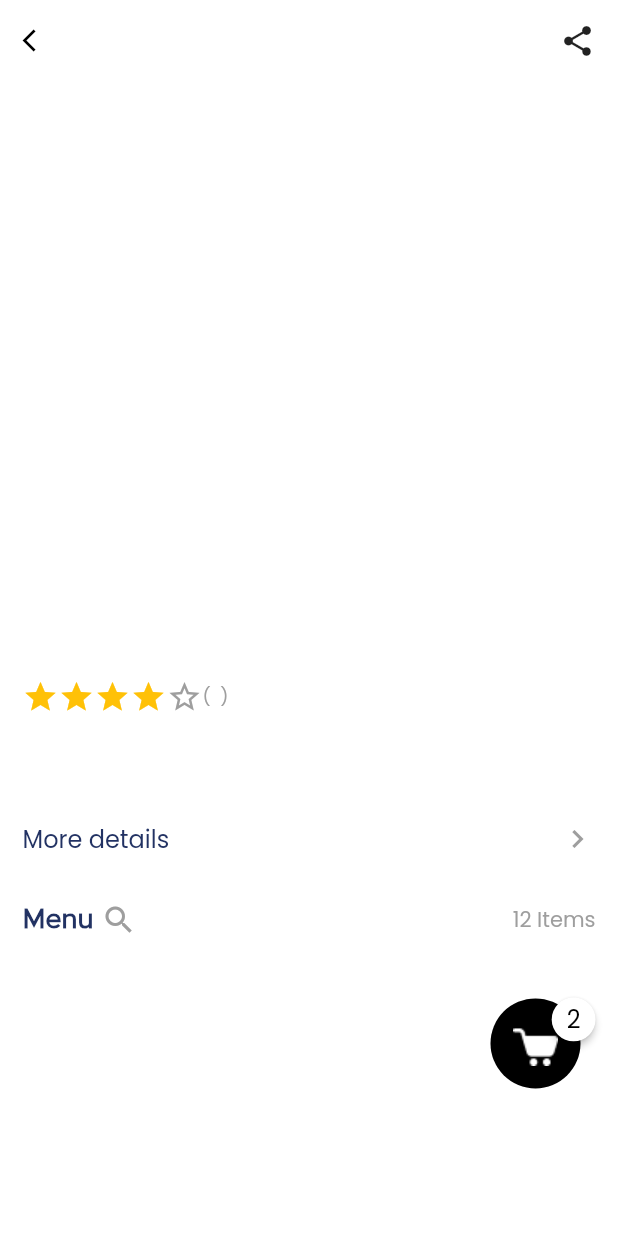
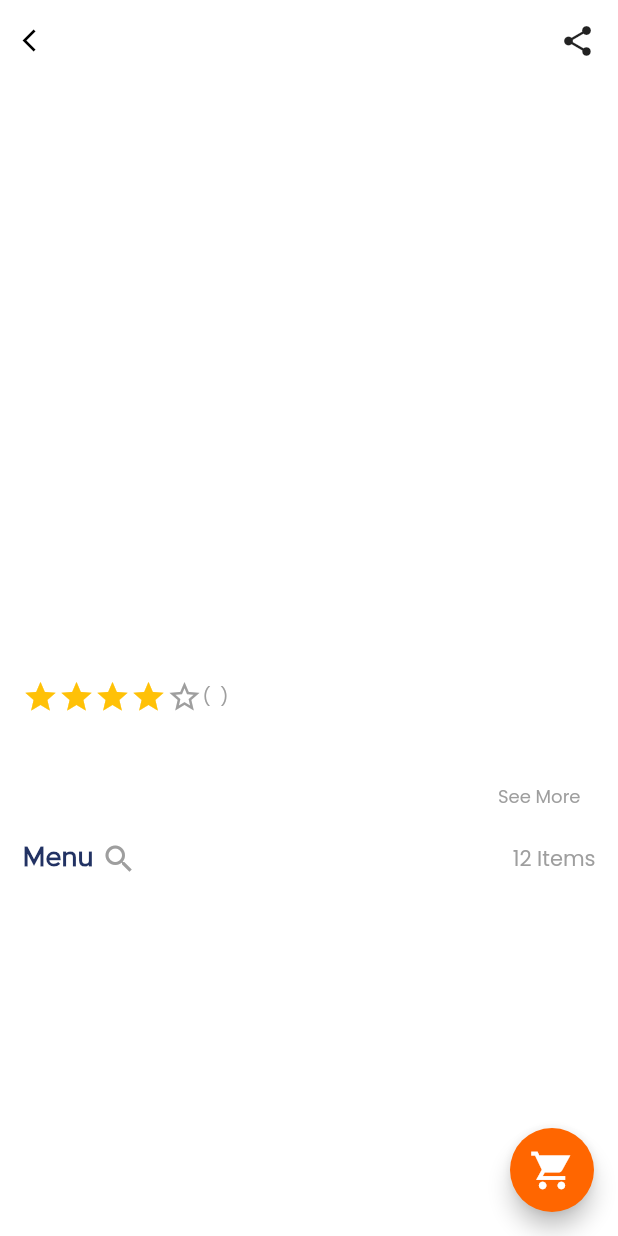
Before and after one commit to Sagar-KC-3082/snappy_store, a Flutter app: the StoreDetailWidget screen opened directly with empty values, on a phone screen of 412 x 824 dp. Run offline on Flutter 3.47's test engine with Material 2 defaults, Android fonts, the light colour scheme and no system bars; our stand-ins replace flutter_svg, flutter_swiper, get, persistent_bottom_nav_bar.

Commit message:
client sep 03 feedback implemented

```diff
--- a/lib/views/home/home_screen_view.dart
+++ b/lib/views/home/home_screen_view.dart
@@ -3,7 +3,6 @@ import 'package:client_app1/configs/styles/app_colors.dart';
 import 'package:client_app1/configs/styles/custom_text_style.dart';
 import 'package:client_app1/views/home/snappy_classified/snappy_classified_bottom_nav_bar.dart';
 import 'package:client_app1/views/home/snappy_food/snappy_food_bottom_nav_bar.dart';
-import 'package:client_app1/views/home/snappy_parcel_and_courier/bottom_nav_screen.dart';
 import 'package:client_app1/views/home/snappy_parcel_and_courier/snappy_parcel_bottom_nav_bar.dart';
 import 'package:client_app1/views/home/snappy_services/snappy_services_bottom_nav_var.dart';
 import 'package:client_app1/views/home/snappy_store/snappy_store_bottom_nav_bar.dart';
@@ -90,7 +89,7 @@ class HomeScreen extends StatelessWidget {
                           onTap: (){
                             Navigator.of(context).push(MaterialPageRoute(builder: (context) => SnappyParcelBottomNavScreen()));
                             },
-                          child: iconWithText("Parcel \& Courier", "assets/images/parcel100.jpg"),
+                          child: iconWithText("Snappy Delivery", "assets/images/parcel100.jpg"),
                         )),
                         SizedBox(width: 15,),
                         Expanded(child: Text(""))
--- a/lib/views/home/snappy_parcel_and_courier/place_order_view.dart
+++ b/lib/views/home/snappy_parcel_and_courier/place_order_view.dart
@@ -20,7 +20,7 @@ class ParcelAndCourierPlaceOrderScreen extends StatelessWidget {
   @override
   Widget build(BuildContext context) {
     return Scaffold(
-      drawer: CustomDrawer(),
+      endDrawer: CustomDrawer(),
       key: _globalKey2,
       backgroundColor: AppColors.backgroundColor,
       body: SafeArea(
--- a/lib/widgets/custom_appbar.dart
+++ b/lib/widgets/custom_appbar.dart
@@ -1,7 +1,9 @@
 import 'package:client_app1/configs/styles/app_colors.dart';
 import 'package:client_app1/configs/styles/custom_text_style.dart';
+import 'package:client_app1/views/home/home_screen_view.dart';
 import 'package:client_app1/views/search/search_screen.dart';
 import 'package:client_app1/widgets/custom_inkwell.dart';
+import 'package:flutter/cupertino.dart';
 import 'package:flutter/material.dart';
 import 'package:get/get.dart';
 
@@ -17,7 +19,13 @@ class CustomAppBarRow extends StatelessWidget {
       padding: const EdgeInsets.only(top: 5),
       child: Row(
         children: [
-          searchBar == null ? Icon(Icons.menu,color: Colors.black,) :
+          searchBar == null ?
+          CustomInkWell(
+              onTap: (){
+                Get.offAll(HomeScreen());
+              },
+              child: Icon(CupertinoIcons.home,size:20,color: Colors.black,)
+          ) :
             CustomInkWell(
                 onTap: (){Navigator.pop(context);},
                 child: Icon(Icons.arrow_back_ios,color: Colors.black,size: 18,)),
@@ -50,14 +58,22 @@ class CustomAppBarRowOnlyText extends StatelessWidget {
       padding: const EdgeInsets.only(top: 5),
       child: Row(
         children: [
+          SizedBox(width: 5),
           CustomInkWell(
               onTap: (){
-                globalKey.currentState.openDrawer();
+                Get.offAll(HomeScreen());
               },
-              child: Icon(Icons.menu,color: Colors.black,)),
+              child: Icon(CupertinoIcons.home,size:20,color: Colors.black,)
+          ),
           Spacer(),
           Text(title,style: CustomTextStyle.appBarTextStyle(),),
           Spacer(),
+          CustomInkWell(
+              onTap: (){
+                globalKey.currentState.openEndDrawer();
+              },
+              child: Icon(Icons.menu,color: Colors.black,)
+          ),
         ],
       ),
     );
@@ -70,7 +86,8 @@ class CustomAppBarRowWithCustomIcon extends StatelessWidget {
   final String title;
   final Icon icon;
   final Function onTap;
-  CustomAppBarRowWithCustomIcon({this.title,this.icon,this.onTap});
+  final bool hideBackButton;
+  CustomAppBarRowWithCustomIcon({this.title,this.icon,this.onTap,this.hideBackButton});
 
   @override
   Widget build(BuildContext context) {
@@ -78,10 +95,17 @@ class CustomAppBarRowWithCustomIcon extends StatelessWidget {
       padding: const EdgeInsets.only(top: 5),
       child: Row(
         children: [
+          hideBackButton == true ?
+          CustomInkWell(
+              onTap: (){
+                Get.offAll(HomeScreen());
+              },
+              child: Icon(CupertinoIcons.home,size:20,color: Colors.black,)
+            ) :
           CustomInkWell(
               onTap: (){Navigator.pop(context);},
               child: Icon(Icons.arrow_back_ios,color: Colors.black,size: 18,)
-          ),
+            ),
           Spacer(),
           Text(title,style: CustomTextStyle.appBarTextStyle(),),
           Spacer(),
--- a/lib/widgets/store_detail_widget.dart
+++ b/lib/widgets/store_detail_widget.dart
@@ -13,16 +13,31 @@ import 'package:flutter/material.dart';
 import 'package:get/get.dart';
 
 
-class StoreDetailWidget extends StatelessWidget {
+class StoreDetailWidget extends StatefulWidget {
 
  final StoreDetailModel storeDetailModel;
 
  StoreDetailWidget({this.storeDetailModel});
 
+  @override
+  _StoreDetailWidgetState createState() => _StoreDetailWidgetState();
+}
+
+class _StoreDetailWidgetState extends State<StoreDetailWidget> {
+
+  int _maxLines = 2;
+  bool showMore = true;
 
   @override
   Widget build(BuildContext context) {
     return Scaffold(
+      floatingActionButton: FloatingActionButton(
+        backgroundColor: AppColors.primaryDarkOrange,
+        child: Icon(Icons.shopping_cart_sharp,color: Colors.white,size: 30,),
+        onPressed: (){
+          Navigator.push(context,MaterialPageRoute(builder: (context){return YourCart();}));
+        },
+      ),
       backgroundColor: AppColors.backgroundColor,
       body: SafeArea(
         child: ListView(
@@ -30,7 +45,7 @@ class StoreDetailWidget extends StatelessWidget {
           children: [
             Padding(
                 padding: EdgeInsets.symmetric(horizontal: AppConstants.screenHorizontalPadding,vertical: AppConstants.screenVerticalPadding),
-                child: CustomAppBarRowWithCustomIcon(title: storeDetailModel.storeName,icon: Icon(Icons.share_rounded),)),
+                child: CustomAppBarRowWithCustomIcon(title: widget.storeDetailModel.storeName,icon: Icon(Icons.share_rounded),)),
             SizedBox(height: 5,),
 
             SizedBox(
@@ -38,11 +53,11 @@ class StoreDetailWidget extends StatelessWidget {
               child: ListView.builder(
                 physics: ClampingScrollPhysics(),
                   scrollDirection: Axis.horizontal,
-                  itemCount: storeDetailModel.imageList.length,
+                  itemCount: widget.storeDetailModel.imageList.length,
                   itemBuilder: (context,index){
                     return Padding(
                       padding: const EdgeInsets.only(right:5),
-                      child: Image.asset(storeDetailModel.imageList[index],width: Get.width*0.75,fit: BoxFit.cover),
+                      child: Image.asset(widget.storeDetailModel.imageList[index],width: Get.width*0.75,fit: BoxFit.cover),
                     );
                   }
               ),
@@ -54,28 +69,42 @@ class StoreDetailWidget extends StatelessWidget {
               child: Column(
                 crossAxisAlignment: CrossAxisAlignment.start,
                 children: [
-                  Text(storeDetailModel.storeName,style: CustomTextStyle.ultraBoldTextStyleForHeading(color: Colors.black),),
+                  Text(widget.storeDetailModel.storeName,style: CustomTextStyle.ultraBoldTextStyleForHeading(color: Colors.black),),
                   SizedBox(height: 2,),
-                  Text(storeDetailModel.category,style: CustomTextStyle.ultraSmallTextStyle(color: Colors.grey),),
+                  Text(widget.storeDetailModel.category,style: CustomTextStyle.ultraSmallTextStyle(color: Colors.grey),),
                   SizedBox(height: 5,),
                   Row(
                     children: [
                       Icon(Icons.star,color: Colors.amber,),Icon(Icons.star,color: Colors.amber,),Icon(Icons.star,color: Colors.amber,),Icon(Icons.star,color: Colors.amber,),Icon(Icons.star_border,color: Colors.grey,),
-                      Text("( ${storeDetailModel.rating} )",style: CustomTextStyle.ultraSmallTextStyle(color: Colors.grey),)
+                      Text("( ${widget.storeDetailModel.rating} )",style: CustomTextStyle.ultraSmallTextStyle(color: Colors.grey),)
                     ],
                   ),
 
                   SizedBox(height: 20,),
-                  Text(storeDetailModel.detail !=null ? storeDetailModel.detail : "Shorts dress in soft cotton jersey with decorative buttons down the front and a wide, frill-trimmed square neckline with concealed elastication. Elasticated seam under the bust and short puff sleeves with a small frill trim.",style: CustomTextStyle.smallTextStyle1(color: Colors.black),),
-                  SizedBox(height:30,),
-                  Row(
-                    children: [
-                      Text("More details",style: CustomTextStyle.mediumTextStyle(),),
-                      Spacer(),
-                      Icon(Icons.navigate_next,color: Colors.grey,)
-                    ],
-                  ),
-                  SizedBox(height:30,),
+                  Text(widget.storeDetailModel.detail !=null ? widget.storeDetailModel.detail : "Shorts dress in soft cotton jersey with decorative buttons down the front and a wide, frill-trimmed square neckline with concealed elastication. Elasticated seam under the bust and short puff sleeves with a small frill trim.",style: CustomTextStyle.smallTextStyle1(color: Colors.black),maxLines: _maxLines,),
+                  showMore ? Padding(
+                    padding: const EdgeInsets.only(top: 5,right: 10),
+                    child: Row(
+                      mainAxisAlignment: MainAxisAlignment.end,
+                      children: [CustomInkWell(
+                          onTap:(){
+                            setState(() {
+                               _maxLines = 10;
+                               showMore = false;
+                            });
+                          },
+                          child: Text("See More",style: TextStyle(color: Colors.grey,fontSize: 12,fontFamily: "PoppinsRegular"),)),],
+                    ),
+                  ) : Container(),
+                  SizedBox(height:20,),
+                  // Row(
+                  //   children: [
+                  //     Text("More details",style: CustomTextStyle.mediumTextStyle(),),
+                  //     Spacer(),
+                  //     Icon(Icons.navigate_next,color: Colors.grey,)
+                  //   ],
+                  // ),
+                  // SizedBox(height:30,),
 
                   Row(
                     children: [
@@ -92,16 +121,16 @@ class StoreDetailWidget extends StatelessWidget {
                   ),
                   SizedBox(height: 20),
 
-                 ( storeDetailModel.menuCategories == null || storeDetailModel.menuCategories.length==0 ) ? Container() :
+                 ( widget.storeDetailModel.menuCategories == null || widget.storeDetailModel.menuCategories.length==0 ) ? Container() :
                   Container(
                     height: 45  ,width: Get.width,
                     child: ListView.builder(
                       physics: ClampingScrollPhysics(),
                       shrinkWrap: true,
                       scrollDirection: Axis.horizontal,
-                      itemCount: storeDetailModel.menuCategories.length,
+                      itemCount: widget.storeDetailModel.menuCategories.length,
                       itemBuilder: (context,index){
-                        return CustomContainer(title: storeDetailModel.menuCategories[index],);
+                        return CustomContainer(title: widget.storeDetailModel.menuCategories[index],);
                       },
                     ),
                   ),
@@ -112,40 +141,40 @@ class StoreDetailWidget extends StatelessWidget {
                   // storeDetailModel.stars=="30" ? AddItemWidget(imageUrl: "assets/images/grocery5.png",title1: "Ginger",title2: "Spices",price: "51\$",): storeDetailModel.stars == "69" ?  AddItemWidget(imageUrl: "assets/images/cloth6.png",title1: "Blouse",title2: "Summer",price: "32\$",): AddItemWidget(imageUrl: "assets/images/foodItem8.png",title1: "Kaju Panner",title2: "Raisins",price: "100\$",),
                   // SizedBox(height: 10,),
 
-                  storeDetailModel.items == null || storeDetailModel.items.length == 0 ? Container():
+                  widget.storeDetailModel.items == null || widget.storeDetailModel.items.length == 0 ? Container():
                       ListView.builder(
                         physics: ClampingScrollPhysics(),
                         shrinkWrap: true,
-                        itemCount: storeDetailModel.items.length,
+                        itemCount: widget.storeDetailModel.items.length,
                         itemBuilder: (context,index){
-                          return AddItemWidget(imageUrl: storeDetailModel.items[index]["imageUrl"],title1: storeDetailModel.items[index]["title1"],title2: storeDetailModel.items[index]["title2"],price: storeDetailModel.items[index]["price"],);
+                          return AddItemWidget(imageUrl: widget.storeDetailModel.items[index]["imageUrl"],title1: widget.storeDetailModel.items[index]["title1"],title2: widget.storeDetailModel.items[index]["title2"],price: widget.storeDetailModel.items[index]["price"],);
                         },
                       ),
-
-                  Row(
-                    children: [
-                      Spacer(),
-                      CustomInkWell(
-                        onTap: (){
-                          Navigator.push(context,MaterialPageRoute(builder: (context){return YourCart();}));
-                          },
-                        child: Badge(
-                            padding: EdgeInsets.all(10),
-                            badgeColor: Colors.white,
-                            badgeContent: Text("2",style: CustomTextStyle.mediumTextStyle(color: Colors.black),),
-                            child: Container(
-                              decoration: BoxDecoration(
-                                shape: BoxShape.circle,
-                                color: Colors.black,
-                              ),
-                              padding: EdgeInsets.symmetric(horizontal: 15,vertical: 15),
-                              child: Image.asset("assets/images/trolley.png"),
-                            )),
-                      ),
-                      SizedBox(width: 10,)
-                    ],
-                  ),
-                  SizedBox(height: 20,),
+                  //
+                  // Row(
+                  //   children: [
+                  //     Spacer(),
+                  //     CustomInkWell(
+                  //       onTap: (){
+                  //         Navigator.push(context,MaterialPageRoute(builder: (context){return YourCart();}));
+                  //         },
+                  //       child: Badge(
+                  //           padding: EdgeInsets.all(10),
+                  //           badgeColor: Colors.white,
+                  //           badgeContent: Text("2",style: CustomTextStyle.mediumTextStyle(color: Colors.black),),
+                  //           child: Container(
+                  //             decoration: BoxDecoration(
+                  //               shape: BoxShape.circle,
+                  //               color: Colors.black,
+                  //             ),
+                  //             padding: EdgeInsets.symmetric(horizontal: 15,vertical: 15),
+                  //             child: Image.asset("assets/images/trolley.png"),
+                  //           )),
+                  //     ),
+                  //     SizedBox(width: 10,)
+                  //   ],
+                  // ),
+                  // SizedBox(height: 20,),
 
 
                 ],
```
Also changed, not shown: lib/views/home/snappy_classified/home_screen_view.dart (+8 -0 lines), lib/views/home/snappy_parcel_and_courier/order_size.dart (+4 -4 lines), lib/views/home/snappy_parcel_and_courier/snappy_parcel_bottom_nav_bar.dart (+5 -5 lines), lib/views/home/snappy_services/home_screen_view.dart (+8 -1 lines), lib/views/home/snappy_store/snappy_store_home_screen.dart (+2 -4 lines).
